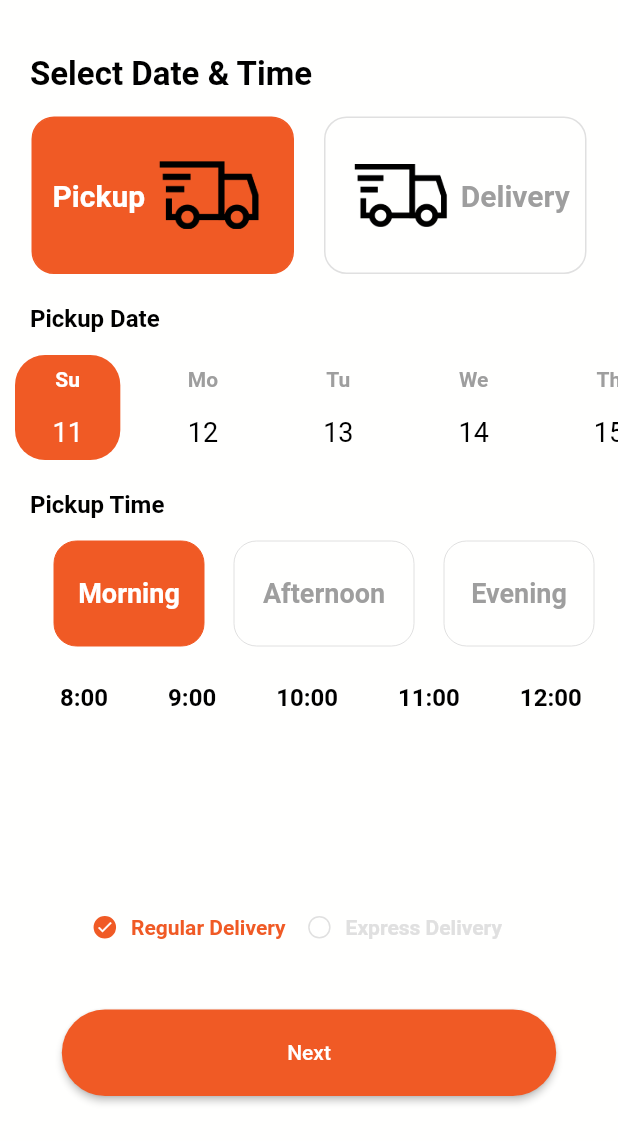
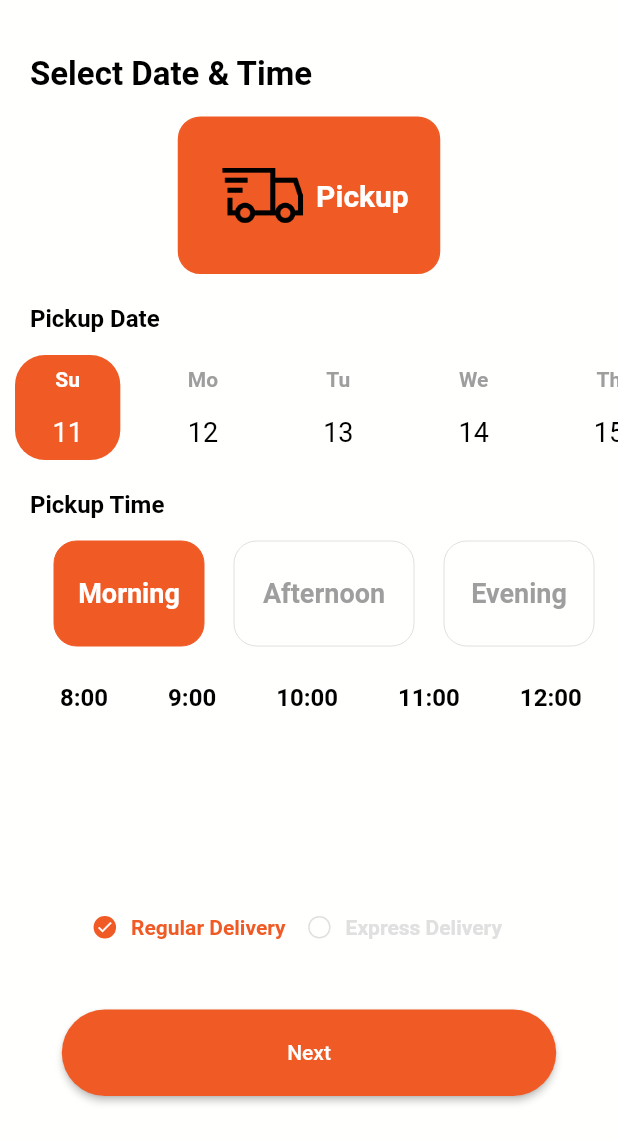
Before and after one commit to Oti15/otie_app, a Flutter app: the Booking screen opened directly, on a phone screen of 412 x 824 dp, the part 95-1236 px from its top. Run offline on Flutter 3.47's test engine with Material 2 defaults, Android fonts, the light colour scheme and no system bars; our stand-ins replace dio, easy_localization, flutter_svg, get, loading_indicator, shared_preferences and 2 more; accounts and stored records are empty.

Commit message:
Merge remote-tracking branch 'origin/master'
# Conflicts:
#	lib/main.dart

```diff
--- a/lib/main.dart
+++ b/lib/main.dart
@@ -4,10 +4,12 @@
 import 'package:flutter/material.dart';
 import 'package:get/get_navigation/src/root/get_material_app.dart';
 import 'package:otie_app/utils/total_price.dart';
+import 'package:otie_app/view/booking/pickup.dart';
 import 'package:otie_app/view/home_page/home_page.dart';
 import 'package:otie_app/view/splash_screen/splash_screen.dart';
 import 'package:shared_preferences/shared_preferences.dart';
 import 'package:http/http.dart' as http;
+
 int? initScreen;
 
 Future<void> main() async {
@@ -50,7 +52,7 @@
 
         primarySwatch: Colors.blue,
       ),
-      home: HomePage(),
+      home: Booking(),
     );
   }
 }
--- a/lib/view/booking/view.dart
+++ b/lib/view/booking/delivery.dart
@@ -10,11 +10,11 @@ import 'widgets/Pickup_delivery.dart';
 import 'widgets/expres_ delivery.dart';
 import 'widgets/show_time.dart';
 
-class Booking extends StatefulWidget {
-  const Booking({Key? key}) : super(key: key);
+class Delivery_Booking extends StatefulWidget {
+  const Delivery_Booking({Key? key}) : super(key: key);
 
   @override
-  State<Booking> createState() => _BookingState();
+  State<Delivery_Booking> createState() => _Delivery_BookingState();
 }
 
 // define object of data single date in list date use it in fun in line 425
@@ -23,9 +23,9 @@ class objectDay {
   late String name;
 }
 
-class _BookingState extends State<Booking> {
+class _Delivery_BookingState extends State<Delivery_Booking> {
   String choose = 'Morning';
-  String selectedValue = 'Pickup';
+  String selectedValue = 'Delivery';
   String Delivery = 'Regular Delivery';
   // use it to get list of 7 days after today in line 97 from fun in line 425
   var arrayDays = list7days();
@@ -37,7 +37,7 @@ class _BookingState extends State<Booking> {
       appBar: MySimpleAppBar(title: tr('booking')),
       backgroundColor: primaryBgColor,
       body: Column(crossAxisAlignment: CrossAxisAlignment.start, children: [
-         Padding(
+        Padding(
           padding: const EdgeInsets.only(left: 20,right: 20, top: 0),
           child: Text(
             "select_date_time".tr(),
@@ -56,26 +56,6 @@ class _BookingState extends State<Booking> {
           children: [
             RadioList(
               EX: true,
-              show: true,
-              leading: 'pickup'.tr(),
-              value: 'Pickup',
-              groupValue: selectedValue,
-              onChanged: (value) {
-                setState(() {
-                  selectedValue = "$value";
-                  print("${value}");
-                });
-              },
-              height: 105,
-              radius: 15,
-              width: 175,
-              border: 1,
-            ),
-            const SizedBox(
-              width: 20,
-            ),
-            RadioList(
-              EX: false,
               show: true,
               leading: 'delivery'.tr(),
               value: 'Delivery',
@@ -114,11 +94,11 @@ class _BookingState extends State<Booking> {
           width: MediaQuery.of(context).size.width,
           child: ListView(
             scrollDirection: Axis.horizontal,
-           // mainAxisAlignment: MainAxisAlignment.spaceEvenly,
+            // mainAxisAlignment: MainAxisAlignment.spaceEvenly,
             children: arrayDays
                 .map((date) => (selectedDay == date.day
-                    ? listDate(true, date?.day, date?.name)
-                    : listDate(false, date?.day, date?.name)))
+                ? listDate(true, date?.day, date?.name)
+                : listDate(false, date?.day, date?.name)))
                 .toList(),
           ),
         ),
@@ -211,7 +191,7 @@ class _BookingState extends State<Booking> {
         else if (choose == 'Afternoon')
           const ShowTime(time: 'afternoon',)
         else if (choose == 'Evening')
-        const ShowTime(time: 'evening',),
+            const ShowTime(time: 'evening',),
         const SizedBox(
           height: 50,
         ),
--- /dev/null
+++ b/lib/view/booking/pickup.dart
@@ -0,0 +1,365 @@
+import 'package:easy_localization/easy_localization.dart';
+import 'package:flutter/material.dart';
+
+import 'package:otie_app/utils/constants.dart';
+import 'package:otie_app/view/booking/delivery.dart';
+import 'package:otie_app/view/widgets/my_buttom.dart';
+import 'package:otie_app/view/widgets/my_simple_app_bar.dart';
+
+import '../../data/booking_data.dart';
+import 'widgets/Pickup_delivery.dart';
+import 'widgets/expres_ delivery.dart';
+import 'widgets/show_time.dart';
+
+class Booking extends StatefulWidget {
+  const Booking({Key? key}) : super(key: key);
+
+  @override
+  State<Booking> createState() => _BookingState();
+}
+
+// define object of data single date in list date use it in fun in line 425
+class objectDay {
+  late int day;
+  late String name;
+}
+
+class _BookingState extends State<Booking> {
+  String choose = 'Morning';
+  String selectedValue = 'Pickup';
+  String Delivery = 'Regular Delivery';
+  // use it to get list of 7 days after today in line 97 from fun in line 425
+  var arrayDays = list7days();
+  // define selected day
+  int selectedDay = DateTime.now().day;
+  @override
+  Widget build(BuildContext context) {
+    return Scaffold(
+      appBar: MySimpleAppBar(title: tr('booking')),
+      backgroundColor: primaryBgColor,
+      body: Column(crossAxisAlignment: CrossAxisAlignment.start, children: [
+         Padding(
+          padding: const EdgeInsets.only(left: 20,right: 20, top: 0),
+          child: Text(
+            "select_date_time".tr(),
+            style: const TextStyle(
+                fontSize: xLargeTitleFontSize,
+                fontWeight: FontWeight.bold,
+                fontFamily: 'Bold',
+                color: Colors.black),
+          ),
+        ),
+        const SizedBox(
+          height: 15,
+        ),
+        Row(
+          mainAxisAlignment: MainAxisAlignment.center,
+          children: [
+            RadioList(
+              EX: true,
+              show: true,
+              leading: 'pickup'.tr(),
+              value: 'Pickup',
+              groupValue: selectedValue,
+              onChanged: (value) {
+                setState(() {
+                  selectedValue = "$value";
+                  print("${value}");
+                });
+              },
+              height: 105,
+              radius: 15,
+              width: 175,
+              border: 1,
+            ),
+          ],
+        ),
+        // pickup date
+        Padding(
+          padding: EdgeInsets.only(left: 20,right: 20, top: 20),
+          child: Text(
+            "pickup_date".tr(),
+            style: const TextStyle(
+                fontSize: primaryFontSize,
+                fontWeight: FontWeight.bold,
+                fontFamily: 'Bold',
+                color: Colors.black),
+          ),
+        ),
+        const SizedBox(
+          height: 15,
+        ),
+
+        Container(
+          height: 70,
+          width: MediaQuery.of(context).size.width,
+          child: ListView(
+            scrollDirection: Axis.horizontal,
+           // mainAxisAlignment: MainAxisAlignment.spaceEvenly,
+            children: arrayDays
+                .map((date) => (selectedDay == date.day
+                    ? listDate(true, date?.day, date?.name)
+                    : listDate(false, date?.day, date?.name)))
+                .toList(),
+          ),
+        ),
+        const SizedBox(
+          height: 0,
+        ),
+
+        Padding(
+          padding: EdgeInsets.only(left: 20,right: 20, top: 20),
+          child: Text(
+            "pickup_time".tr(),
+            style: const TextStyle(
+                fontSize: primaryFontSize,
+                fontWeight: FontWeight.bold,
+                fontFamily: 'Bold',
+                color: Colors.black),
+          ),
+        ),
+        const SizedBox(
+          height: 15,
+        ),
+        Row(
+          mainAxisAlignment: MainAxisAlignment.center,
+          children: [
+            Padding(
+              padding: const EdgeInsets.only(left: 20.0),
+              child: RadioList(
+                  EX: false,
+                  show: false,
+                  leading: 'morning'.tr(),
+                  value: 'Morning',
+                  groupValue: choose,
+                  onChanged: (value) {
+                    setState(() {
+                      choose = "$value";
+                      print("${value}");
+                    });
+                  },
+                  height: 70,
+                  radius: 15,
+                  width: 100,
+                  border: 0),
+            ),
+            Padding(
+              padding: const EdgeInsets.only(left: 20.0),
+              child: RadioList(
+                  EX: false,
+                  show: false,
+                  leading: 'afternoon'.tr(),
+                  value: 'Afternoon',
+                  groupValue: choose,
+                  onChanged: (value) {
+                    setState(() {
+                      choose = "$value";
+                      print("${value}");
+                    });
+                  },
+                  height: 70,
+                  radius: 15,
+                  width: 120,
+                  border: 0),
+            ),
+            Padding(
+              padding: const EdgeInsets.only(left: 20.0),
+              child: RadioList(
+                EX: false,
+                show: false,
+                leading: 'evening'.tr(),
+                value: 'Evening',
+                groupValue: choose,
+                onChanged: (value) {
+                  setState(() {
+                    choose = "$value";
+                    print("${value}");
+                  });
+                },
+                height: 70,
+                radius: 15,
+                width: 100,
+                border: 0,
+              ),
+            ),
+          ],
+        ),
+        const SizedBox(
+          height: 25,
+        ),
+        if (choose == 'Morning')
+          const ShowTime(time: 'morning',)
+        else if (choose == 'Afternoon')
+          const ShowTime(time: 'afternoon',)
+        else if (choose == 'Evening')
+        const ShowTime(time: 'evening',),
+        const SizedBox(
+          height: 50,
+        ),
+        Expanded(
+          child: Align(
+            alignment: Alignment.bottomCenter,
+            child: Row(
+              mainAxisAlignment: MainAxisAlignment.center,
+              children: [
+                delivery(
+                  value: 'Regular Delivery',
+                  leading: 'regular_delivery'.tr(),
+                  groupValue: Delivery,
+                  onChanged: (value) {
+                    setState(() {
+                      Delivery = "$value";
+                      print("${value}");
+                    });
+                  },
+                ),
+                delivery(
+                  value: 'Express Delivery',
+                  leading: 'express_delivery'.tr(),
+                  groupValue: Delivery,
+                  onChanged: (value) {
+                    setState(() {
+                      Delivery = "$value";
+                      print("${value}");
+                    });
+                  },
+                )
+              ],
+            ),
+          ),
+        ),
+        Expanded(
+          child: Align(
+            alignment: Alignment.bottomCenter,
+            child: MyButtom(
+              text: 'next'.tr(),
+              onPressed: () {
+                Navigator.push(
+                  context,
+                  MaterialPageRoute(builder: (context) => Delivery_Booking()),
+                );
+              },
+              color: primaryColor,
+              height: MediaQuery.of(context).size.height * 0.07,
+              width: MediaQuery.of(context).size.width * 0.8,
+            ),
+          ),
+        ),
+        const SizedBox(
+          height: 30,
+        )
+      ]),
+    );
+  }
+
+  GestureDetector listDate(bool active, int day, String name) {
+    return GestureDetector(
+        onTap: () {
+          setState(() {
+            selectedDay = day;
+            print(day);
+          });
+        },
+        child: Container(
+          margin: EdgeInsets.symmetric(horizontal: 10),
+          padding: EdgeInsets.symmetric(horizontal: 25, vertical: 8),
+          decoration: BoxDecoration(
+              color: active ? Color(0xffF05A25) : null,
+              borderRadius: BorderRadius.circular(20)),
+          child: Column(
+            mainAxisAlignment: MainAxisAlignment.spaceBetween,
+            children: [
+              Text(
+                name,
+                style: TextStyle(
+                    color: active ? Colors.white : Colors.grey,
+                    fontWeight: FontWeight.bold,
+                    fontSize: smallFontSize),
+              ),
+              SizedBox(
+                height: 8,
+              ),
+              Text("${day}",
+                  style: TextStyle(
+                      color: active ? Colors.white : Colors.black,
+                      fontSize: titleFontSize))
+            ],
+          ),
+        ));
+  }
+}
+
+List list7days() {
+  DateTime date1 = DateTime.now();
+  var arrayDate = [];
+  for (int i = 0; i < 7; i++) {
+    DateTime newDate = i == 0 ? date1 : date1.add(Duration(days: i));
+    switch (newDate.weekday) {
+      case DateTime.saturday as int:
+        {
+          var dayDetails = new objectDay();
+          dayDetails.day = newDate.day;
+          dayDetails.name = "Sa";
+          arrayDate.add(dayDetails);
+        }
+        break;
+      case DateTime.sunday as int:
+        {
+          var dayDetails = new objectDay();
+          dayDetails.day = newDate.day;
+          dayDetails.name = "Su";
+          arrayDate.add(dayDetails);
+        }
+        break;
+      case DateTime.monday as int:
+        {
+          var dayDetails = new objectDay();
+          dayDetails.day = newDate.day;
+          dayDetails.name = "Mo";
+          arrayDate.add(dayDetails);
+        }
+        break;
+      case DateTime.tuesday as int:
+        {
+          var dayDetails = new objectDay();
+          dayDetails.day = newDate.day;
+          dayDetails.name = "Tu";
+          arrayDate.add(dayDetails);
+        }
+        break;
+      case DateTime.wednesday as int:
+        {
+          var dayDetails = new objectDay();
+          dayDetails.day = newDate.day;
+          dayDetails.name = "We";
+          arrayDate.add(dayDetails);
+        }
+        break;
+      case DateTime.thursday as int:
+        {
+          var dayDetails = new objectDay();
+          dayDetails.day = newDate.day;
+          dayDetails.name = "Th";
+          arrayDate.add(dayDetails);
+        }
+        break;
+      case DateTime.friday as int:
+        {
+          var dayDetails = new objectDay();
+          dayDetails.day = newDate.day;
+          dayDetails.name = "Fr";
+          arrayDate.add(dayDetails);
+        }
+        break;
+      default:
+        {
+          var dayDetails = new objectDay();
+          dayDetails.day = newDate.day;
+          dayDetails.name = "Fr";
+          arrayDate.add(dayDetails);
+        }
+        break;
+    }
+  }
+  return arrayDate;
+}
--- a/lib/view/booking/widgets/Pickup_delivery.dart
+++ b/lib/view/booking/widgets/Pickup_delivery.dart
@@ -65,15 +65,14 @@ class RadioList<T> extends StatelessWidget {
         ),
       ),
       child:
-      (EX==false)?
       Center(
         child: Row(
           mainAxisAlignment: MainAxisAlignment.center,
           children: [
             (show == true)
                 ? InsertPhoto(
-                    height: height*0.40,
-                    width: width*0.40,
+                    height: height*0.35,
+                    width: width*0.35,
                     assetImage: 'assets/icons/delivery_icon.png')
                 : SizedBox(
                     width: 0,
@@ -98,38 +97,7 @@ class RadioList<T> extends StatelessWidget {
           ],
         ),
       )
-          :Center(
-        child: Row(
-          mainAxisAlignment: MainAxisAlignment.center,
-          children: [
-            (show == true)
-                ? Text(
-              leading,
-              style: TextStyle(
-                color: isSelected ? Colors.white : Colors.grey,
-                fontWeight: FontWeight.bold,
-                fontSize: largeTitleFontSize,
-              ),
-            )
-                : Text(
-              leading,
-              style: TextStyle(
-                color: isSelected ? Colors.white : Colors.grey,
-                fontWeight: FontWeight.bold,
-                fontSize: titleFontSize,
-              ),
-            ),
-            (show == true)
-                ? InsertPhoto(
-                height: height*0.43,
-                width: width*0.43,
-                assetImage: 'assets/icons/delivery_icon.png')
-                : SizedBox(
-              width: 0,
-            ),
-          ],
-        ),
-      )
+
     );
   }
 }
--- a/lib/view/order_review/order_review.dart
+++ b/lib/view/order_review/order_review.dart
@@ -6,7 +6,7 @@ import 'package:get/get_core/src/get_main.dart';
 import 'package:otie_app/view/order_review/widgets/card_order_review.dart';
 import '../../utils/constants.dart';
 import '../../utils/total_price.dart';
-import '../booking/view.dart';
+import '../booking/pickup.dart';
 import '../create_order_page/list_item_catogary.dart';
 import '../widgets/my_buttom.dart';
 import '../widgets/my_simple_app_bar.dart';
```
